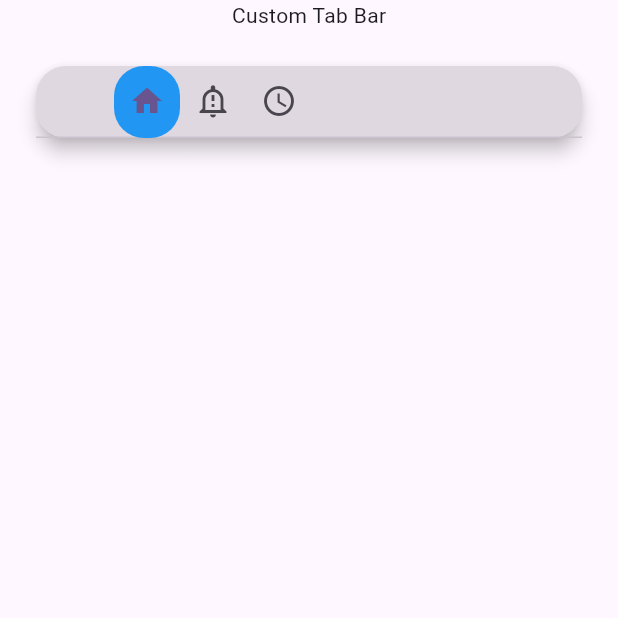
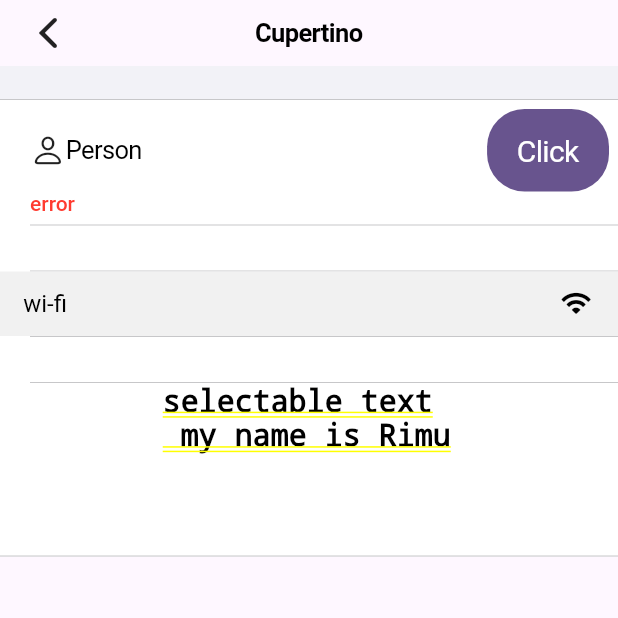
Before and after one commit to rimuakter057/flutter_learning, a Flutter app: the screen it shows after launch, on a phone screen of 412 x 824 dp, the top half of it. Run offline on Flutter 3.47's test engine with Material 3 defaults, Android fonts, the phone set to English and light mode, and no system bars.

Commit message:
first commit

```diff
--- /dev/null
+++ b/lib/app/view/cupertino/cupertino_homepage.dart
@@ -0,0 +1,87 @@
+
+
+
+import 'package:flutter/cupertino.dart';
+import 'package:flutter/material.dart';
+
+class CupertinoHomepage extends StatefulWidget {
+  const CupertinoHomepage({super.key});
+
+  @override
+  State<CupertinoHomepage> createState() => _CupertinoHomepageState();
+}
+
+class _CupertinoHomepageState extends State<CupertinoHomepage> {
+  @override
+  Widget build(BuildContext context) {
+    final size = MediaQuery.sizeOf(context);
+    bool? switchValue = false;
+    return CupertinoPageScaffold(
+      navigationBar: CupertinoNavigationBar(
+        leading: Icon(CupertinoIcons.back),
+        middle: Text("Cupertino"),
+      ),
+      child: SafeArea(
+        child: Column(
+        children: [
+          CupertinoFormSection(children: [
+            CupertinoFormRow(
+              error: Text("error"),
+              prefix:Row(
+                children: [
+                  Icon(CupertinoIcons.person),
+                  Text("Person")
+                ],
+              ),
+              child:CupertinoButton.filled(
+                  disabledColor:CupertinoColors.systemOrange,
+                focusColor:CupertinoColors.systemOrange,
+                borderRadius: BorderRadius.circular(25),
+                onPressed:(){
+                    showCupertinoDialog(
+                      context: context,
+                      builder: (BuildContext context) {
+                        return CupertinoAlertDialog(
+                          title:const Text("Alert Dialouge"),
+                          content:const Text("Are you sure?"),
+                          actions: [
+                            const CupertinoDialogAction(child: Text("Yes")),
+                            CupertinoDialogAction(
+                                child: const Text("No"),
+                                  onPressed: (){
+                                  Navigator.pop(context);
+                                  },
+                            ),
+                          ],
+                        );
+                      },
+                    );
+                },
+                child: Text("Click",style: TextStyle(color: CupertinoColors.white,fontSize: 20),),
+              ),
+            ),
+            SizedBox(height: 30,),
+            CupertinoContextMenuAction(
+                trailingIcon:CupertinoIcons.wifi ,
+                child: Text("wi-fi")),
+            SizedBox(height: 30,),
+            SelectableText(
+              maxLines: 5,
+              "selectable text \n my name is Rimu",style: TextStyle(fontSize: 20,color: CupertinoColors.black),
+            toolbarOptions: ToolbarOptions(
+              copy: true,
+              cut: true,
+              paste: true,
+              selectAll: true
+            ),
+            ),
+
+          ]),
+
+        ],
+            ),
+      ),
+
+    );
+  }
+}
--- a/lib/app/view/pages/app_bar.dart
+++ b/lib/app/view/pages/app_bar.dart
@@ -1,4 +1,5 @@
 import 'package:flutter/material.dart';
+
 
 class AppBarPage extends StatefulWidget {
   const AppBarPage({super.key});
--- a/lib/app/view/pages/custom_tab_bar.dart
+++ b/lib/app/view/pages/custom_tab_bar.dart
@@ -36,7 +36,7 @@ class _CustomTabBarState extends State<CustomTabBar>with TickerProviderStateMixi
                     color: Colors.blue,
                     borderRadius: BorderRadius.circular(20),
                   ),
-                  tabs: [
+                  tabs: const [
                Tab(icon: Icon(Icons.home),),
                 Tab(icon: Icon(Icons.notification_important_outlined),),
                 Tab(icon: Icon(Icons.access_time_outlined),),
--- a/lib/main.dart
+++ b/lib/main.dart
@@ -1,5 +1,7 @@
 import 'package:flutter/material.dart';
 
+
+import 'app/view/cupertino/cupertino_homepage.dart';
 import 'app/view/pages/app_bar.dart';
 import 'app/view/pages/custom_tab_bar.dart';
 import 'app/view/pages/tab_bar.dart';
@@ -36,7 +38,7 @@ class MyApp extends StatelessWidget {
         colorScheme: ColorScheme.fromSeed(seedColor: Colors.deepPurple),
         useMaterial3: true,
       ),
-      home:  CustomTabBar(),
+      home:  CupertinoHomepage (),
     );
   }
 }
```
